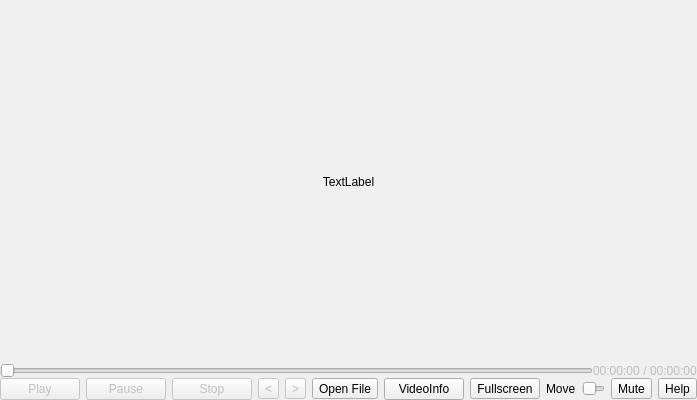
Old version of the form src/player/player.ui in the repository vkohaupt/vokoscreenNG.
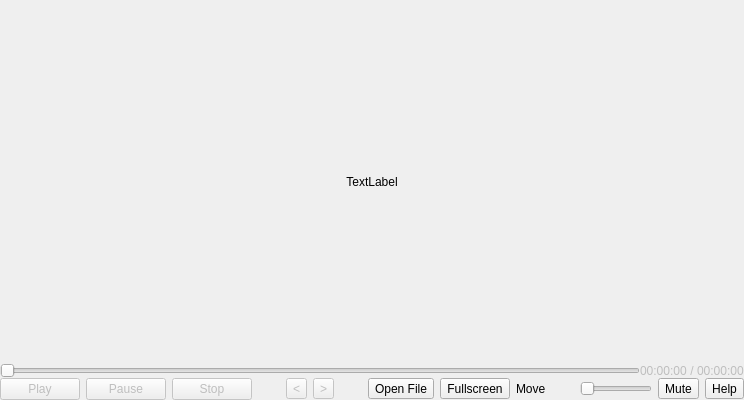
New version of the form. Custom widgets are drawn as their Qt base class.

Commit message: player videoinfo

```diff
--- a/src/player/player.ui
+++ b/src/player/player.ui
@@ -6,7 +6,7 @@
    <rect>
     <x>0</x>
     <y>0</y>
-    <width>697</width>
+    <width>744</width>
     <height>400</height>
    </rect>
   </property>
@@ -298,13 +298,6 @@
               </property>
              </widget>
             </item>
-            <item>
-             <widget class="QPushButton" name="pushButtonVideoInfo">
-              <property name="text">
-               <string>VideoInfo</string>
-              </property>
-             </widget>
-            </item>
             <item>
              <widget class="QToolButton" name="toolButtonFullscreen">
               <property name="toolTip">
```
The commit also changes 2 other files.
